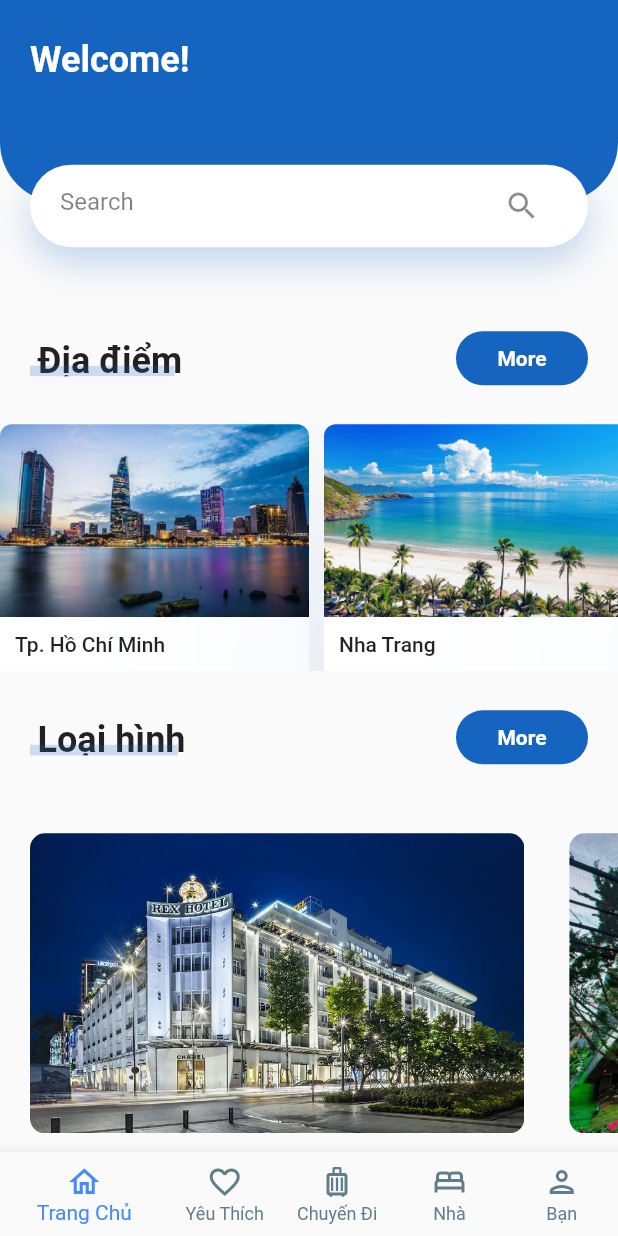
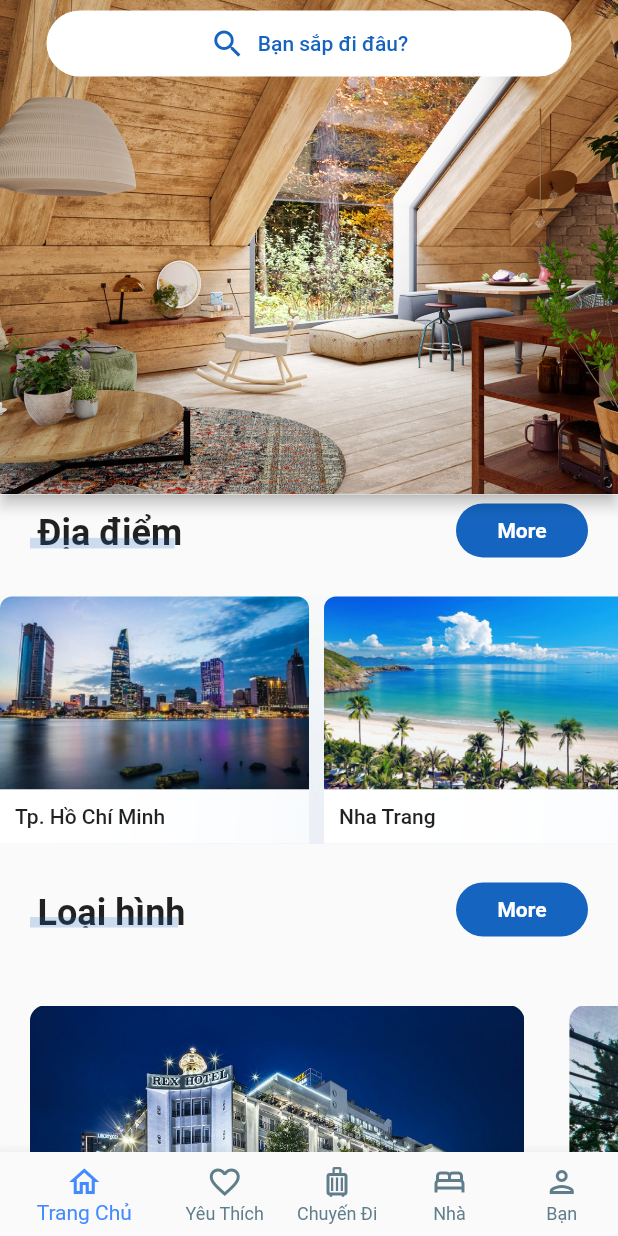
Before and after one commit to KhoiTruongDinh/booking_homestay_airbnb, a Flutter app: the screen it shows once a user with an empty profile is signed in, on a phone screen of 412 x 824 dp. Run offline on Flutter 3.47's test engine with Material 2 defaults, Android fonts, the phone set to English and light mode, and no system bars; our stand-ins replace cloud_firestore, firebase_auth, firebase_core, firebase_storage, flutter_typeahead, image_picker; accounts and stored records are empty; generated files the repository leaves out were written again.

Commit message:
search ui

```diff
--- a/lib/constants.dart
+++ b/lib/constants.dart
@@ -3,5 +3,7 @@ import 'package:flutter/material.dart';
 const kPrimaryColor = Color(0xFF1565C0);
 const kTextColor = Color(0xFF000000);
 const kBackgroundColor = Color(0xFFFFFFFF);
+const vd = Color(0xF0FFFFF0);
+
 
 const double kDefaultPadding = 20.0;
--- a/lib/view/homepage/Body.dart
+++ b/lib/view/homepage/Body.dart
@@ -1,4 +1,5 @@
 import 'package:booking_homestay_airbnb/services/authentications.dart';
+import 'package:booking_homestay_airbnb/view/homepage/search/home_search.dart';
 import 'package:flutter/cupertino.dart';
 import 'package:flutter/material.dart';
 import '../../constants.dart';
@@ -7,17 +8,68 @@ import 'Location.dart';
 import 'Title_with_Morebtn.dart';
 import 'package:provider/provider.dart';
 
-import 'Header_With_Searchbox.dart';
-
 class Body extends StatelessWidget
 {
   @override
   Widget build(BuildContext context) {
     Size size = MediaQuery.of(context).size;
+    return Scaffold(
+      body:  NestedScrollView(
+        headerSliverBuilder: (BuildContext context, bool innerBoxIsScrolled){
+          return <Widget>[
+            SliverAppBar(
+            pinned: true,
+            backgroundColor: Colors.white,
+            expandedHeight: MediaQuery.of(context).size.height * 0.4,
+            forceElevated: true,
+            flexibleSpace: Stack(
+              children: [
+                Positioned(
+                  child: FlexibleSpaceBar(
+                    background: Image(image: AssetImage('assets/images/house-in-the-woods.jpg'), fit: BoxFit.cover,),
+                )),
+                Positioned(
+                  top: 5,
+                  left: 0,
+                  right: 0,
+                  child: Center(
+                    child: TextButton.icon(
+                      label: const Text('Bạn sắp đi đâu?'),
+                      icon: Icon(Icons.search_outlined),
+                      onPressed: (){
+                        Navigator.push(
+                          context,
+                          MaterialPageRoute( builder: (context) => Search(),
+                        ),
+                  );
+                      },
+                      style: ButtonStyle(
+                              foregroundColor: MaterialStateProperty.all<Color>(kPrimaryColor),
+                              backgroundColor: MaterialStateProperty.all<Color>(kBackgroundColor),
+                              minimumSize: MaterialStateProperty.all<Size>(Size(350, 20)),
+                              padding: MaterialStateProperty.all(
+                                  EdgeInsets.symmetric(vertical: 10, horizontal: 25)),
+                              shape: MaterialStateProperty.all<RoundedRectangleBorder>(
+                                  RoundedRectangleBorder(
+                                      borderRadius: BorderRadius.circular(40.0)
+                                  )
+                              )
+                          )
+                      ),
+                  ),
+                ),
+              ],
+              ),
+          ),
+          ];
+        },
+        body:  Container(
+          child: Builder(builder: (context){
             return SingleChildScrollView(
+              physics: ScrollPhysics(),
               child: Column(
             children: [
-          HeaderWithSearchBox(size: size),
+              //HeaderWithSearchBox(size: size),
               TitleWithButton(title: 'Địa điểm', press: (){}),
               SizedBox(height: kDefaultPadding),
               Location(),
@@ -40,6 +92,10 @@ class Body extends StatelessWidget
                     ],
                 ),
               );
+          }),
+        ),
+      ),
+    );
   }
 
 }
```
Also changed, not shown: lib/view/homepage/search/home_search.dart (added, +62 -0 lines), lib/view/homepage/search/result.dart (added). Lines whose indentation alone changed are shown as unchanged.
